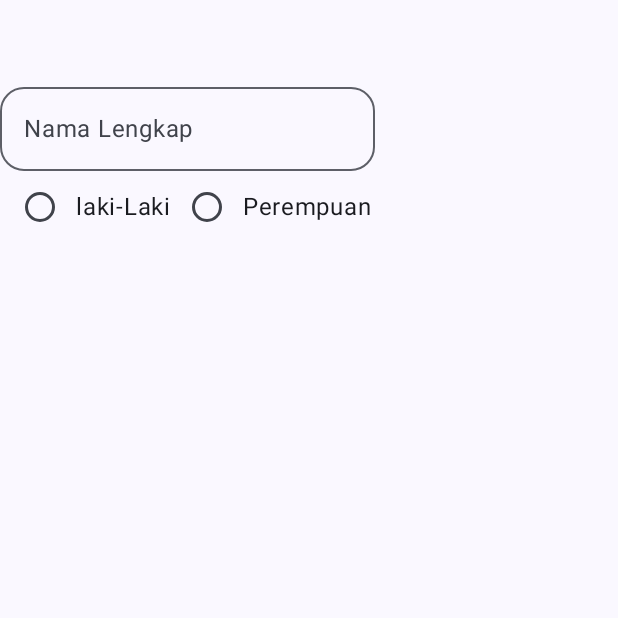
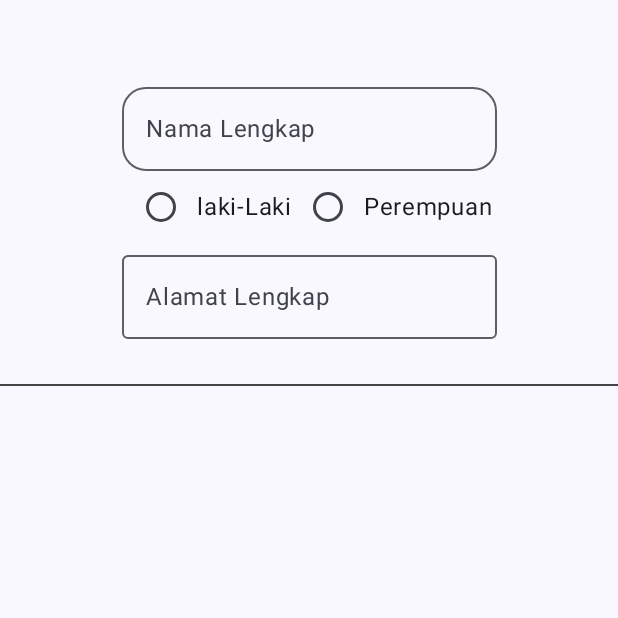
Before and after one commit to abimanyusatriaa/QuestUserInput_160, an Android app built with Jetpack Compose: the composable FormDataDiri shown on its own in the app's theme, on a phone screen of 412 x 824 dp, the top half of it. Run offline under Robolectric (Android 15) with nearby library versions, the phone set to English and light mode, and no system bars.

Commit message:
membuat outline text field alamat dan divider

```diff
--- a/app/src/main/java/com/example/praktikum4/ui/theme/TeksEdit.kt
+++ b/app/src/main/java/com/example/praktikum4/ui/theme/TeksEdit.kt
@@ -85,6 +85,25 @@ fun FormDataDiri(modifier: Modifier
                 }
             }
         }
+        OutlinedTextField(
+            value = textAlamat,
+            singleLine = true,
+            modifier = Modifier.width(250.dp),
+
+            label = { Text(text = "Alamat Lengkap")},
+
+            onValueChange = {
+                textAlamat = it
+            }
+        )
+
+        Divider(
+            modifier = Modifier.padding(bottom = dimensionResource(R.dimen.padding_medium), top = dimensionResource(
+                id = R.dimen.padding_medium
+            )),
+            thickness = dimensionResource(R.dimen.divider_tipis),
+            color = Color.DarkGray
+        )
 
     }
 }
```
